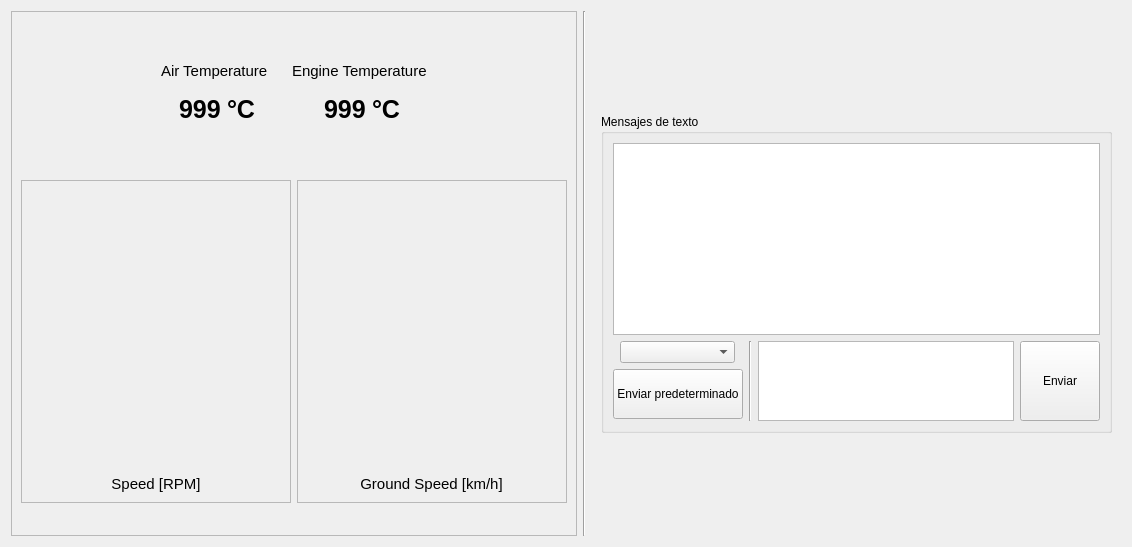
Kammann123/sae_fend, file views/monitor_win/monitor.ui: the form before one commit.
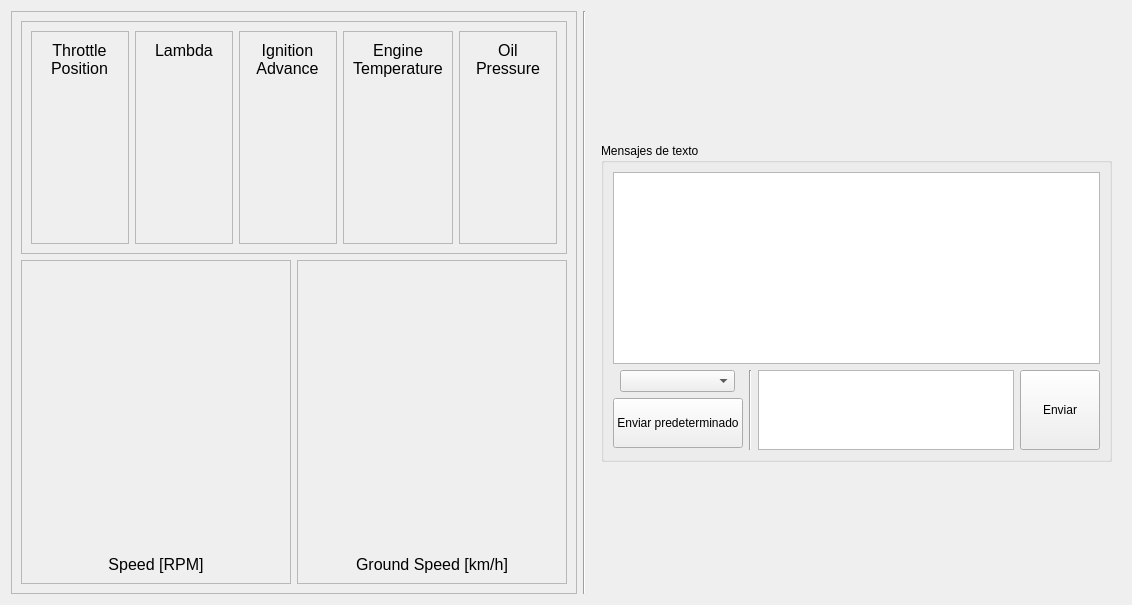
The form after the commit. Icons and pictures are not drawn. Custom widgets are drawn as their Qt base class.

Commit message: Some magnitudes have been added, missing BoxNumber or some widget like that

Diff of the .ui file:
```diff
--- a/views/monitor_win/monitor.ui
+++ b/views/monitor_win/monitor.ui
@@ -7,7 +7,7 @@
     <x>0</x>
     <y>0</y>
     <width>1115</width>
-    <height>547</height>
+    <height>605</height>
    </rect>
   </property>
   <property name="sizePolicy">
@@ -34,6 +34,12 @@
        <height>0</height>
       </size>
      </property>
+     <property name="font">
+      <font>
+       <family>MS Sans Serif</family>
+       <pointsize>12</pointsize>
+      </font>
+     </property>
      <property name="styleSheet">
       <string notr="true"/>
      </property>
@@ -44,6 +50,524 @@
       <enum>QFrame::Raised</enum>
      </property>
      <layout class="QGridLayout" name="gridLayout">
+      <item row="0" column="0" colspan="2">
+       <widget class="QFrame" name="frame_4">
+        <property name="frameShape">
+         <enum>QFrame::StyledPanel</enum>
+        </property>
+        <property name="frameShadow">
+         <enum>QFrame::Raised</enum>
+        </property>
+        <layout class="QHBoxLayout" name="horizontalLayout">
+         <item>
+          <widget class="QFrame" name="frame_5">
+           <property name="font">
+            <font>
+             <family>MS Sans Serif</family>
+             <pointsize>12</pointsize>
+             <weight>50</weight>
+             <bold>false</bold>
+            </font>
+           </property>
+           <property name="frameShape">
+            <enum>QFrame::StyledPanel</enum>
+           </property>
+           <property name="frameShadow">
+            <enum>QFrame::Raised</enum>
+           </property>
+           <layout class="QVBoxLayout" name="verticalLayout_6">
+            <item alignment="Qt::AlignHCenter">
+             <widget class="QLabel" name="label_3">
+              <property name="sizePolicy">
+               <sizepolicy hsizetype="Maximum" vsizetype="Maximum">
+                <horstretch>0</horstretch>
+                <verstretch>0</verstretch>
+               </sizepolicy>
+              </property>
+              <property name="minimumSize">
+               <size>
+                <width>7</width>
+                <height>6</height>
+               </size>
+              </property>
+              <property name="text">
+               <string>Throttle Position</string>
+              </property>
+              <property name="scaledContents">
+               <bool>false</bool>
+              </property>
+              <property name="alignment">
+               <set>Qt::AlignCenter</set>
+              </property>
+              <property name="wordWrap">
+               <bool>true</bool>
+              </property>
+             </widget>
+            </item>
+            <item alignment="Qt::AlignHCenter">
+             <widget class="BarWidget" name="barWidget">
+              <property name="sizePolicy">
+               <sizepolicy hsizetype="Fixed" vsizetype="Fixed">
+                <horstretch>0</horstretch>
+                <verstretch>0</verstretch>
+               </sizepolicy>
+              </property>
+              <property name="minimumSize">
+               <size>
+                <width>45</width>
+                <height>150</height>
+               </size>
+              </property>
+              <property name="font">
+               <font>
+                <family>MS Gothic</family>
+                <pointsize>14</pointsize>
+                <weight>50</weight>
+                <bold>false</bold>
+                <strikeout>false</strikeout>
+               </font>
+              </property>
+              <property name="acceptDrops">
+               <bool>false</bool>
+              </property>
+              <property name="toolTip">
+               <string>Click and drag here</string>
+              </property>
+              <property name="whatsThis">
+               <string>Bar Widget.  </string>
+              </property>
+              <property name="autoFillBackground">
+               <bool>false</bool>
+              </property>
+              <property name="textMargin">
+               <double>10.000000000000000</double>
+              </property>
+              <property name="margin">
+               <double>10.000000000000000</double>
+              </property>
+              <property name="radius">
+               <double>3.000000000000000</double>
+              </property>
+              <property name="color">
+               <color alpha="150">
+                <red>121</red>
+                <green>1</green>
+                <blue>241</blue>
+               </color>
+              </property>
+             </widget>
+            </item>
+           </layout>
+          </widget>
+         </item>
+         <item>
+          <widget class="QFrame" name="frame_7">
+           <property name="font">
+            <font>
+             <family>MS Sans Serif</family>
+             <pointsize>12</pointsize>
+             <weight>50</weight>
+             <bold>false</bold>
+            </font>
+           </property>
+           <property name="frameShape">
+            <enum>QFrame::StyledPanel</enum>
+           </property>
+           <property name="frameShadow">
+            <enum>QFrame::Raised</enum>
+           </property>
+           <layout class="QVBoxLayout" name="verticalLayout_9">
+            <item alignment="Qt::AlignHCenter">
+             <widget class="QLabel" name="label_6">
+              <property name="sizePolicy">
+               <sizepolicy hsizetype="Fixed" vsizetype="Fixed">
+                <horstretch>0</horstretch>
+                <verstretch>0</verstretch>
+               </sizepolicy>
+              </property>
+              <property name="text">
+               <string>Lambda</string>
+              </property>
+              <property name="wordWrap">
+               <bool>false</bool>
+              </property>
+             </widget>
+            </item>
+            <item>
+             <spacer name="verticalSpacer">
+              <property name="orientation">
+               <enum>Qt::Vertical</enum>
+              </property>
+              <property name="sizeHint" stdset="0">
+               <size>
+                <width>20</width>
+                <height>9</height>
+               </size>
+              </property>
+             </spacer>
+            </item>
+            <item alignment="Qt::AlignHCenter">
+             <widget class="BarWidget" name="barWidget_3">
+              <property name="sizePolicy">
+               <sizepolicy hsizetype="Fixed" vsizetype="Fixed">
+                <horstretch>0</horstretch>
+                <verstretch>0</verstretch>
+               </sizepolicy>
+              </property>
+              <property name="minimumSize">
+               <size>
+                <width>45</width>
+                <height>150</height>
+               </size>
+              </property>
+              <property name="font">
+               <font>
+                <family>MS Gothic</family>
+                <pointsize>14</pointsize>
+                <weight>50</weight>
+                <bold>false</bold>
+                <strikeout>false</strikeout>
+               </font>
+              </property>
+              <property name="acceptDrops">
+               <bool>false</bool>
+              </property>
+              <property name="toolTip">
+               <string>Click and drag here</string>
+              </property>
+              <property name="whatsThis">
+               <string>Bar Widget.  </string>
+              </property>
+              <property name="autoFillBackground">
+               <bool>false</bool>
+              </property>
+              <property name="value">
+               <double>90.000000000000000</double>
+              </property>
+              <property name="textMargin">
+               <double>10.000000000000000</double>
+              </property>
+              <property name="margin">
+               <double>10.000000000000000</double>
+              </property>
+              <property name="radius">
+               <double>3.000000000000000</double>
+              </property>
+              <property name="color">
+               <color alpha="150">
+                <red>121</red>
+                <green>1</green>
+                <blue>241</blue>
+               </color>
+              </property>
+             </widget>
+            </item>
+           </layout>
+          </widget>
+         </item>
+         <item>
+          <widget class="QFrame" name="frame_9">
+           <property name="font">
+            <font>
+             <family>MS Sans Serif</family>
+             <pointsize>12</pointsize>
+             <weight>50</weight>
+             <bold>false</bold>
+            </font>
+           </property>
+           <property name="frameShape">
+            <enum>QFrame::StyledPanel</enum>
+           </property>
+           <property name="frameShadow">
+            <enum>QFrame::Raised</enum>
+           </property>
+           <layout class="QVBoxLayout" name="verticalLayout_10">
+            <item alignment="Qt::AlignHCenter|Qt::AlignVCenter">
+             <widget class="QLabel" name="label_7">
+              <property name="sizePolicy">
+               <sizepolicy hsizetype="Minimum" vsizetype="Minimum">
+                <horstretch>0</horstretch>
+                <verstretch>0</verstretch>
+               </sizepolicy>
+              </property>
+              <property name="minimumSize">
+               <size>
+                <width>1</width>
+                <height>5</height>
+               </size>
+              </property>
+              <property name="text">
+               <string>Ignition Advance</string>
+              </property>
+              <property name="alignment">
+               <set>Qt::AlignCenter</set>
+              </property>
+              <property name="wordWrap">
+               <bool>true</bool>
+              </property>
+             </widget>
+            </item>
+            <item alignment="Qt::AlignHCenter">
+             <widget class="BarWidget" name="barWidget_4">
+              <property name="sizePolicy">
+               <sizepolicy hsizetype="Fixed" vsizetype="Fixed">
+                <horstretch>0</horstretch>
+                <verstretch>0</verstretch>
+               </sizepolicy>
+              </property>
+              <property name="minimumSize">
+               <size>
+                <width>45</width>
+                <height>150</height>
+               </size>
+              </property>
+              <property name="font">
+               <font>
+                <family>MS Gothic</family>
+                <pointsize>14</pointsize>
+                <weight>50</weight>
+                <bold>false</bold>
+                <strikeout>false</strikeout>
+               </font>
+              </property>
+              <property name="acceptDrops">
+               <bool>false</bool>
+              </property>
+              <property name="toolTip">
+               <string>Click and drag here</string>
+              </property>
+              <property name="whatsThis">
+               <string>Bar Widget.  </string>
+              </property>
+              <property name="autoFillBackground">
+               <bool>false</bool>
+              </property>
+              <property name="value">
+               <double>30.000000000000000</double>
+              </property>
+              <property name="textMargin">
+               <double>10.000000000000000</double>
+              </property>
+              <property name="margin">
+               <double>10.000000000000000</double>
+              </property>
+              <property name="radius">
+               <double>3.000000000000000</double>
+              </property>
+              <property name="color">
+               <color alpha="150">
+                <red>121</red>
+                <green>1</green>
+                <blue>241</blue>
+               </color>
+              </property>
+             </widget>
+            </item>
+           </layout>
+          </widget>
+         </item>
+         <item>
+          <widget class="QFrame" name="frame_6">
+           <property name="font">
+            <font>
+             <family>MS Sans Serif</family>
+             <pointsize>12</pointsize>
+             <weight>50</weight>
+             <bold>false</bold>
+            </font>
+           </property>
+           <property name="frameShape">
+            <enum>QFrame::StyledPanel</enum>
+           </property>
+           <property name="frameShadow">
+            <enum>QFrame::Raised</enum>
+           </property>
+           <layout class="QVBoxLayout" name="verticalLayout_7">
+            <item alignment="Qt::AlignHCenter|Qt::AlignVCenter">
+             <widget class="QLabel" name="label_4">
+              <property name="sizePolicy">
+               <sizepolicy hsizetype="Minimum" vsizetype="Minimum">
+                <horstretch>0</horstretch>
+                <verstretch>0</verstretch>
+               </sizepolicy>
+              </property>
+              <property name="minimumSize">
+               <size>
+                <width>1</width>
+                <height>5</height>
+               </size>
+              </property>
+              <property name="text">
+               <string>Engine Temperature</string>
+              </property>
+              <property name="alignment">
+               <set>Qt::AlignCenter</set>
+              </property>
+              <property name="wordWrap">
+               <bool>true</bool>
+              </property>
+             </widget>
+            </item>
+            <item alignment="Qt::AlignHCenter">
+             <widget class="BarWidget" name="barWidget_2">
+              <property name="sizePolicy">
+               <sizepolicy hsizetype="Fixed" vsizetype="Fixed">
+                <horstretch>0</horstretch>
+                <verstretch>0</verstretch>
+               </sizepolicy>
+              </property>
+              <property name="minimumSize">
+               <size>
+                <width>45</width>
+                <height>150</height>
+               </size>
+              </property>
+              <property name="font">
+               <font>
+                <family>MS Gothic</family>
+                <pointsize>14</pointsize>
+                <weight>50</weight>
+                <bold>false</bold>
+                <strikeout>false</strikeout>
+               </font>
+              </property>
+              <property name="acceptDrops">
+               <bool>false</bool>
+              </property>
+              <property name="toolTip">
+               <string>Click and drag here</string>
+              </property>
+              <property name="whatsThis">
+               <string>Bar Widget.  </string>
+              </property>
+              <property name="autoFillBackground">
+               <bool>false</bool>
+              </property>
+              <property name="value">
+               <double>1.000000000000000</double>
+              </property>
+              <property name="textMargin">
+               <double>10.000000000000000</double>
+              </property>
+              <property name="margin">
+               <double>10.000000000000000</double>
+              </property>
+              <property name="radius">
+               <double>3.000000000000000</double>
+              </property>
+              <property name="color">
+               <color alpha="150">
+                <red>121</red>
+                <green>1</green>
+                <blue>241</blue>
+               </color>
+              </property>
+             </widget>
+            </item>
+           </layout>
+          </widget>
+         </item>
+         <item>
+          <widget class="QFrame" name="frame_8">
+           <property name="font">
+            <font>
+             <pointsize>12</pointsize>
+            </font>
+           </property>
+           <property name="frameShape">
+            <enum>QFrame::StyledPanel</enum>
+           </property>
+           <property name="frameShadow">
+            <enum>QFrame::Raised</enum>
+           </property>
+           <layout class="QVBoxLayout" name="verticalLayout_8">
+            <item alignment="Qt::AlignHCenter">
+             <widget class="QLabel" name="label_5">
+              <property name="sizePolicy">
+               <sizepolicy hsizetype="Minimum" vsizetype="Minimum">
+                <horstretch>0</horstretch>
+                <verstretch>0</verstretch>
+               </sizepolicy>
+              </property>
+              <property name="minimumSize">
+               <size>
+                <width>1</width>
+                <height>1</height>
+               </size>
+              </property>
+              <property name="text">
+               <string>Oil Pressure</string>
+              </property>
+              <property name="alignment">
+               <set>Qt::AlignCenter</set>
+              </property>
+              <property name="wordWrap">
+               <bool>true</bool>
+              </property>
+             </widget>
+            </item>
+            <item alignment="Qt::AlignHCenter">
+             <widget class="BarWidget" name="barWidget_5">
+              <property name="sizePolicy">
+               <sizepolicy hsizetype="Fixed" vsizetype="Fixed">
+                <horstretch>0</horstretch>
+                <verstretch>0</verstretch>
+               </sizepolicy>
+              </property>
+              <property name="minimumSize">
+               <size>
+                <width>45</width>
+                <height>150</height>
+               </size>
+              </property>
+              <property name="font">
+               <font>
+                <family>MS Gothic</family>
+                <pointsize>14</pointsize>
+                <weight>50</weight>
+                <bold>false</bold>
+                <strikeout>false</strikeout>
+               </font>
+              </property>
+              <property name="acceptDrops">
+               <bool>false</bool>
+              </property>
+              <property name="toolTip">
+               <string>Click and drag here</string>
+              </property>
+              <property name="whatsThis">
+               <string>Bar Widget.  </string>
+              </property>
+              <property name="autoFillBackground">
+               <bool>false</bool>
+              </property>
+              <property name="value">
+               <double>40.000000000000000</double>
+              </property>
+              <property name="textMargin">
+               <double>10.000000000000000</double>
+              </property>
+              <property name="margin">
+               <double>10.000000000000000</double>
+              </property>
+              <property name="radius">
+               <double>3.000000000000000</double>
+              </property>
+              <property name="color">
+               <color alpha="150">
+                <red>121</red>
+                <green>1</green>
+                <blue>241</blue>
+               </color>
+              </property>
+             </widget>
+            </item>
+           </layout>
+          </widget>
+         </item>
+        </layout>
+       </widget>
+      </item>
       <item row="1" column="0">
        <widget class="QFrame" name="frame_2">
         <property name="sizePolicy">
@@ -53,9 +577,7 @@
          </sizepolicy>
         </property>
         <property name="styleSheet">
-         <string notr="true">QLabel {
-	font-size: 15px;
-}</string>
+         <string notr="true"/>
         </property>
         <property name="frameShape">
          <enum>QFrame::StyledPanel</enum>
@@ -178,9 +700,7 @@
          </sizepolicy>
         </property>
         <property name="styleSheet">
-         <string notr="true">QLabel {
-	font-size: 15px;
-}</string>
+         <string notr="true"/>
         </property>
         <property name="frameShape">
          <enum>QFrame::StyledPanel</enum>
@@ -297,192 +817,6 @@
         </layout>
        </widget>
       </item>
-      <item row="0" column="0" colspan="2" alignment="Qt::AlignHCenter">
-       <widget class="QFrame" name="horizontalFrame_2">
-        <property name="sizePolicy">
-         <sizepolicy hsizetype="Fixed" vsizetype="Fixed">
-          <horstretch>0</horstretch>
-          <verstretch>0</verstretch>
-         </sizepolicy>
-        </property>
-        <layout class="QHBoxLayout" name="horizontalLayout_4">
-         <item>
-          <widget class="QFrame" name="verticalFrame_4">
-           <property name="sizePolicy">
-            <sizepolicy hsizetype="Fixed" vsizetype="Fixed">
-             <horstretch>0</horstretch>
-             <verstretch>0</verstretch>
-            </sizepolicy>
-           </property>
-           <layout class="QVBoxLayout" name="verticalLayout_9">
-            <item alignment="Qt::AlignHCenter">
-             <widget class="QLabel" name="label_11">
-              <property name="sizePolicy">
-               <sizepolicy hsizetype="Fixed" vsizetype="Fixed">
-                <horstretch>0</horstretch>
-                <verstretch>0</verstretch>
-               </sizepolicy>
-              </property>
-              <property name="styleSheet">
-               <string notr="true">QLabel {
-	font-size: 15px;
-}</string>
-              </property>
-              <property name="text">
-               <string>Air Temperature</string>
-              </property>
-             </widget>
-            </item>
-            <item alignment="Qt::AlignHCenter|Qt::AlignVCenter">
-             <widget class="QFrame" name="horizontalFrame_5">
-              <property name="sizePolicy">
-               <sizepolicy hsizetype="Fixed" vsizetype="Fixed">
-                <horstretch>0</horstretch>
-                <verstretch>0</verstretch>
-               </sizepolicy>
-              </property>
-              <property name="styleSheet">
-               <string notr="true">QLabel{
-	font-size: 25px;
-	font: bold;
-}</string>
-              </property>
-              <layout class="QHBoxLayout" name="horizontalLayout_7">
-               <item>
-                <widget class="QLabel" name="label_12">
-                 <property name="sizePolicy">
-                  <sizepolicy hsizetype="Fixed" vsizetype="Fixed">
-                   <horstretch>0</horstretch>
-                   <verstretch>0</verstretch>
-                  </sizepolicy>
-                 </property>
-                 <property name="text">
-                  <string>&lt;html&gt;&lt;head/&gt;&lt;body&gt;&lt;p&gt;&lt;img src=&quot;:/thermometer/resources/thermometer_v2.png&quot;/&gt;&lt;/p&gt;&lt;/body&gt;&lt;/html&gt;</string>
-                 </property>
-                </widget>
-               </item>
-               <item>
-                <widget class="QLabel" name="airTemperature">
-                 <property name="sizePolicy">
-                  <sizepolicy hsizetype="Fixed" vsizetype="Fixed">
-                   <horstretch>0</horstretch>
-                   <verstretch>0</verstretch>
-                  </sizepolicy>
-                 </property>
-                 <property name="text">
-                  <string>999</string>
-                 </property>
-                </widget>
-               </item>
-               <item>
-                <widget class="QLabel" name="label_14">
-                 <property name="sizePolicy">
-                  <sizepolicy hsizetype="Fixed" vsizetype="Fixed">
-                   <horstretch>0</horstretch>
-                   <verstretch>0</verstretch>
-                  </sizepolicy>
-                 </property>
-                 <property name="text">
-                  <string>°C</string>
-                 </property>
-                </widget>
-               </item>
-              </layout>
-             </widget>
-            </item>
-           </layout>
-          </widget>
-         </item>
-         <item>
-          <widget class="QFrame" name="verticalFrame_3">
-           <property name="sizePolicy">
-            <sizepolicy hsizetype="Fixed" vsizetype="Fixed">
-             <horstretch>0</horstretch>
-             <verstretch>0</verstretch>
-            </sizepolicy>
-           </property>
-           <layout class="QVBoxLayout" name="verticalLayout_7">
-            <item alignment="Qt::AlignHCenter">
-             <widget class="QLabel" name="label_3">
-              <property name="sizePolicy">
-               <sizepolicy hsizetype="Fixed" vsizetype="Fixed">
-                <horstretch>0</horstretch>
-                <verstretch>0</verstretch>
-               </sizepolicy>
-              </property>
-              <property name="styleSheet">
-               <string notr="true">QLabel {
-	font-size: 15px;
-}</string>
-              </property>
-              <property name="text">
-               <string>Engine Temperature</string>
-              </property>
-             </widget>
-            </item>
-            <item alignment="Qt::AlignHCenter|Qt::AlignVCenter">
-             <widget class="QFrame" name="horizontalFrame_3">
-              <property name="sizePolicy">
-               <sizepolicy hsizetype="Fixed" vsizetype="Fixed">
-                <horstretch>0</horstretch>
-                <verstretch>0</verstretch>
-               </sizepolicy>
-              </property>
-              <property name="styleSheet">
-               <string notr="true">QLabel {
-	font-size: 25px;
-	font: bold;
-}</string>
-              </property>
-              <layout class="QHBoxLayout" name="horizontalLayout_5">
-               <item>
-                <widget class="QLabel" name="label_4">
-                 <property name="sizePolicy">
-                  <sizepolicy hsizetype="Fixed" vsizetype="Fixed">
-                   <horstretch>0</horstretch>
-                   <verstretch>0</verstretch>
-                  </sizepolicy>
-                 </property>
-                 <property name="text">
-                  <string>&lt;html&gt;&lt;head/&gt;&lt;body&gt;&lt;p&gt;&lt;img src=&quot;:/thermometer/resources/thermometer_v2.png&quot;/&gt;&lt;/p&gt;&lt;/body&gt;&lt;/html&gt;</string>
-                 </property>
-                </widget>
-               </item>
-               <item>
-                <widget class="QLabel" name="engineTemperature">
-                 <property name="sizePolicy">
-                  <sizepolicy hsizetype="Fixed" vsizetype="Fixed">
-                   <horstretch>0</horstretch>
-                   <verstretch>0</verstretch>
-                  </sizepolicy>
-                 </property>
-                 <property name="text">
-                  <string>999</string>
-                 </property>
-                </widget>
-               </item>
-               <item>
-                <widget class="QLabel" name="label_5">
-                 <property name="sizePolicy">
-                  <sizepolicy hsizetype="Fixed" vsizetype="Fixed">
-                   <horstretch>0</horstretch>
-                   <verstretch>0</verstretch>
-                  </sizepolicy>
-                 </property>
-                 <property name="text">
-                  <string>°C</string>
-                 </property>
-                </widget>
-               </item>
-              </layout>
-             </widget>
-            </item>
-           </layout>
-          </widget>
-         </item>
-        </layout>
-       </widget>
-      </item>
      </layout>
     </widget>
    </item>
@@ -657,6 +991,11 @@
   </layout>
  </widget>
  <customwidgets>
+  <customwidget>
+   <class>BarWidget</class>
+   <extends>QWidget</extends>
+   <header>barwidget</header>
+  </customwidget>
   <customwidget>
    <class>GaugeWidget</class>
    <extends>QWidget</extends>
```
The commit also changes 2 other files.
